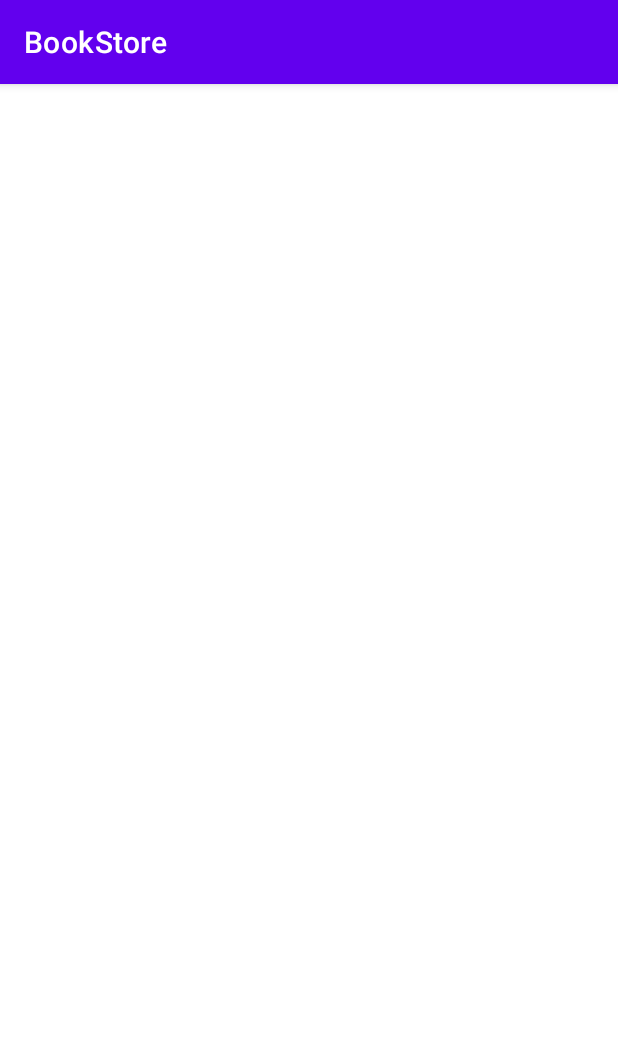
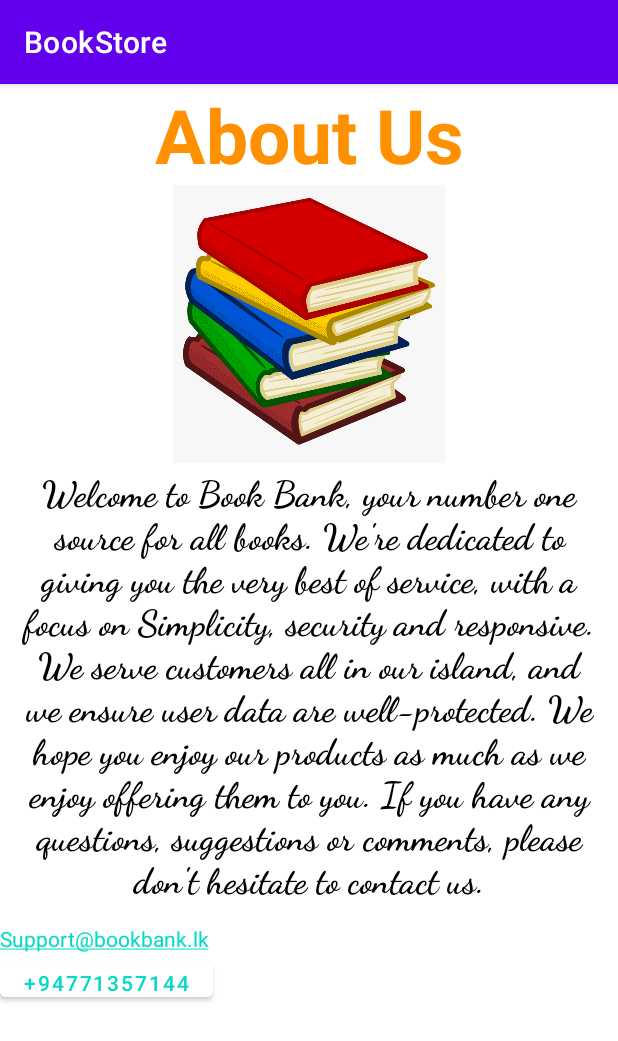
Before and after one commit to Darklaneanjana/Mad_BookStore, an Android app: the AboutUsActivity screen opened directly, with no data from a screen before it, on a phone screen of 412 x 824 dp. Shown: the top 1041 px of the screen. Run offline under Robolectric (Android 15) with nearby library versions, the phone set to English and light mode, and no system bars; Roboto replaces fonts that are not available here.

Commit message:
About us

```diff
--- a/app/build.gradle
+++ b/app/build.gradle
@@ -44,6 +44,7 @@ dependencies {
     annotationProcessor 'com.github.bumptech.glide:compiler:4.12.0'
     implementation 'androidx.palette:palette-ktx:1.0.0'
 
+
     implementation 'androidx.core:core-splashscreen:1.0.0-beta02'
     implementation 'androidx.appcompat:appcompat:1.4.1'
     implementation 'com.google.android.material:material:1.6.0'
--- a/app/src/main/AndroidManifest.xml
+++ b/app/src/main/AndroidManifest.xml
@@ -18,8 +18,6 @@
             android:exported="false" />
         <activity
             android:name=".BookActivity"
-            android:exported="false" />
-            android:name=".MainActivity2"
             android:exported="false" />
         <activity
             android:name=".SplashActivity"
--- a/app/src/main/java/com/example/bookstore/AboutUsActivity.java
+++ b/app/src/main/java/com/example/bookstore/AboutUsActivity.java
@@ -1,14 +1,42 @@
 package com.example.bookstore;
 
 import androidx.appcompat.app.AppCompatActivity;
+import androidx.core.text.HtmlCompat;
 
+
+import android.content.Intent;
+import android.net.Uri;
 import android.os.Bundle;
+import android.text.method.LinkMovementMethod;
+import android.view.View;
+import android.widget.Button;
+import android.widget.TextView;
+
 
 public class AboutUsActivity extends AppCompatActivity {
+
+    Button btCall;
 
     @Override
     protected void onCreate(Bundle savedInstanceState) {
         super.onCreate(savedInstanceState);
         setContentView(R.layout.activity_about_us);
+        btCall = findViewById(R.id.toCallBtn);
+
+        TextView TextEmail = findViewById(R.id.textViewEmail);
+        TextEmail.setText(HtmlCompat.fromHtml("<a href='mailto:ask@me.it'>Support@bookbank.lk</a>",HtmlCompat.FROM_HTML_MODE_LEGACY));
+        TextEmail.setMovementMethod(LinkMovementMethod.getInstance());
+
+        btCall.setOnClickListener(v -> {
+            String Number = "+94771357144";
+
+            btCall.setOnClickListener(view -> {
+                Intent intent=new Intent(Intent.ACTION_DIAL);
+                intent.setData(Uri.parse(Number));
+                startActivity(intent);
+            });
+        });
+
+
     }
 }
--- a/app/src/main/res/layout/activity_about_us.xml
+++ b/app/src/main/res/layout/activity_about_us.xml
@@ -4,6 +4,68 @@
     xmlns:tools="http://schemas.android.com/tools"
     android:layout_width="match_parent"
     android:layout_height="match_parent"
+    android:orientation="vertical"
     tools:context=".AboutUsActivity">
 
+    <LinearLayout
+        android:layout_width="match_parent"
+        android:layout_height="match_parent"
+        android:orientation="vertical"
+        tools:layout_editor_absoluteX="-16dp"
+        tools:layout_editor_absoluteY="104dp">
+
+        <TextView
+            android:id="@+id/textView2"
+            android:layout_width="match_parent"
+            android:layout_height="wrap_content"
+            android:text="About Us"
+            android:textAlignment="center"
+            android:textColor="@color/colorOrange"
+            android:textSize="50dp"
+            android:textStyle="bold"
+            android:visibility="visible"
+            tools:layout_editor_absoluteX="157dp"
+            tools:layout_editor_absoluteY="260dp" />
+
+
+        <ImageView
+            android:id="@+id/imageView3"
+            android:layout_width="match_parent"
+            android:layout_height="185dp"
+            android:textAlignment="center"
+            app:srcCompat="@drawable/au"
+            tools:layout_editor_absoluteX="48dp"
+            tools:layout_editor_absoluteY="47dp" />
+
+        <TextView
+            android:layout_width="match_parent"
+            android:layout_height="307dp"
+            android:fontFamily="cursive"
+            android:justificationMode="none"
+            android:layoutDirection="inherit"
+            android:padding="5dp"
+            android:text="Welcome to Book Bank, your number one source for all books. We're dedicated to giving you the very best of service, with a focus on Simplicity, security and responsive. We serve customers all in our island, and we ensure user data are well-protected. We hope you enjoy our products as much as we enjoy offering them to you. If you have any questions, suggestions or comments, please don't hesitate to contact us."
+            android:textAlignment="center"
+            android:textColor="@color/black"
+            android:textSize="24sp"
+            android:textStyle="bold" />
+
+        <TextView
+            android:id="@+id/textViewEmail"
+            android:layout_width="wrap_content"
+            android:layout_height="wrap_content"
+            android:text="TextView" />
+
+        <Button
+            android:id="@+id/toCallBtn"
+            android:layout_width="wrap_content"
+            android:layout_height="35dp"
+            android:backgroundTint="@color/white"
+            android:text="+94771357144"
+            android:textAlignment="viewStart"
+            android:textColor="@color/teal_200"
+            app:rippleColor="#FFFFFF" />
+
+
+    </LinearLayout>
 </androidx.constraintlayout.widget.ConstraintLayout>
--- a/app/src/main/res/values/colors.xml
+++ b/app/src/main/res/values/colors.xml
@@ -8,5 +8,7 @@
     <color name="black">#FF000000</color>
     <color name="white">#FFFFFFFF</color>
     <color name="buttonHome">#ee3f51b5</color>
+    <color name="colorOrange">#ff9000</color>
+    <color name="colorBlack">#000000</color>
 
 </resources>
--- a/app/src/main/res/values/strings.xml
+++ b/app/src/main/res/values/strings.xml
@@ -37,4 +37,5 @@
     <string name="previous">Previous</string>
     <string name="title_activity_slpash">SlpashActivity</string>
     <string name="SplashBtn">Splash</string>
+    <string name="copy_right" translatable="false">Copyrights © %1$d</string>
 </resources>
```
Also changed, not shown: app/src/main/java/com/example/bookstore/ui/notifications/NotificationsFragment.java (+9 -0 lines), app/src/main/res/layout/fragment_notifications.xml (+16 -3 lines), app/src/main/res/drawable/au.png (added).
